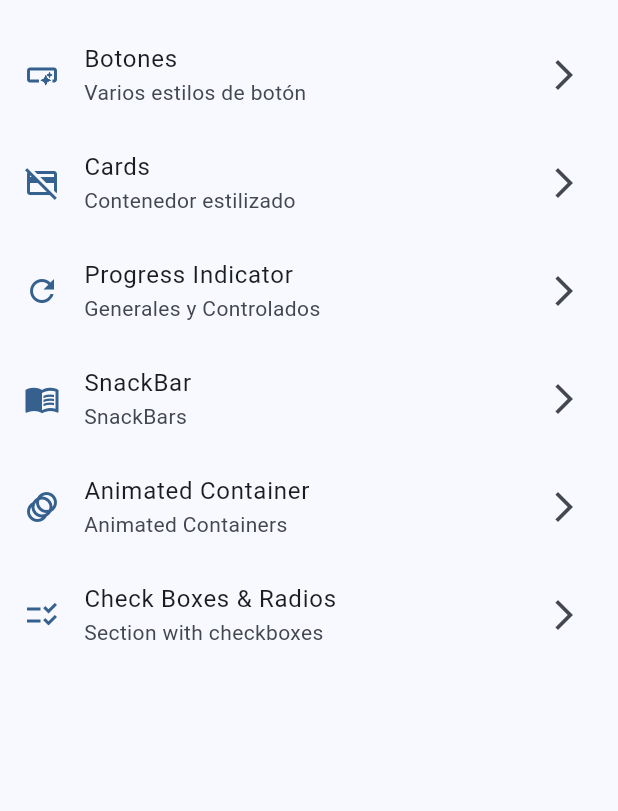
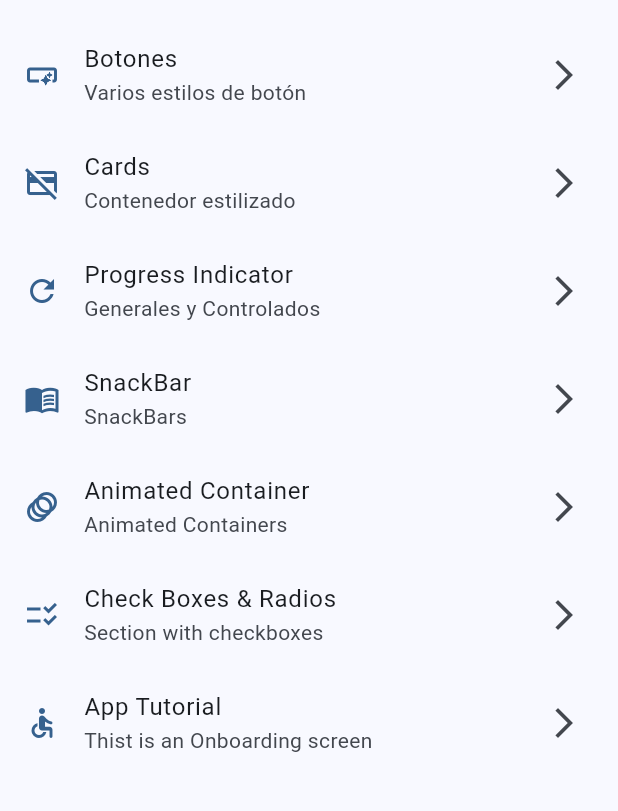
Before and after one commit to thePanaMiguel09/flutter, a Flutter app: the screen it shows after launch, on a phone screen of 412 x 824 dp, the part 63-874 px from its top. Run offline on Flutter 3.47's test engine with Material 3 defaults, Android fonts, the phone set to English and light mode, and no system bars; our stand-ins replace animate_do, dio, go_router, video_player.

```diff
--- a/widgetsapp/lib/config/menu/menu_items.dart
+++ b/widgetsapp/lib/config/menu/menu_items.dart
@@ -52,4 +52,10 @@ const appMenuItems = <MenuItem>[
     link: '/check-boxes',
     icon: Icons.checklist_rtl,
   ),
+  MenuItem(
+    title: 'App Tutorial',
+    subTitle: 'Thist is an Onboarding screen',
+    link: '/tutorial',
+    icon: Icons.accessible_rounded,
+  ),
 ];
--- a/widgetsapp/lib/config/router/app_router.dart
+++ b/widgetsapp/lib/config/router/app_router.dart
@@ -54,5 +54,12 @@ final GoRouter appRouter = GoRouter(
         return const UiControllScreen();
       },
     ),
+    GoRoute(
+      path: '/tutorial',
+      name: AppTutorialScreen.name,
+      builder: (BuildContext context, GoRouterState state) {
+        return const AppTutorialScreen();
+      },
+    ),
   ],
 );
--- a/widgetsapp/pubspec.yaml
+++ b/widgetsapp/pubspec.yaml
@@ -54,8 +54,8 @@ flutter:
   # the material Icons class.
   uses-material-design: true
   # To add assets to your application, add an assets section, like this:
-  # assets:
-  #   - images/a_dot_burr.jpeg
+assets:
+  - assets/images/
   #   - images/a_dot_ham.jpeg
   # An image asset can refer to one or more resolution-specific "variants", see
   # https://flutter.dev/to/resolution-aware-images
```
Also changed, not shown: widgetsapp/assets/images/1.png (added), widgetsapp/assets/images/2.png (added), widgetsapp/assets/images/3.png (added), widgetsapp/assets/images/jar-loading.gif (added).
